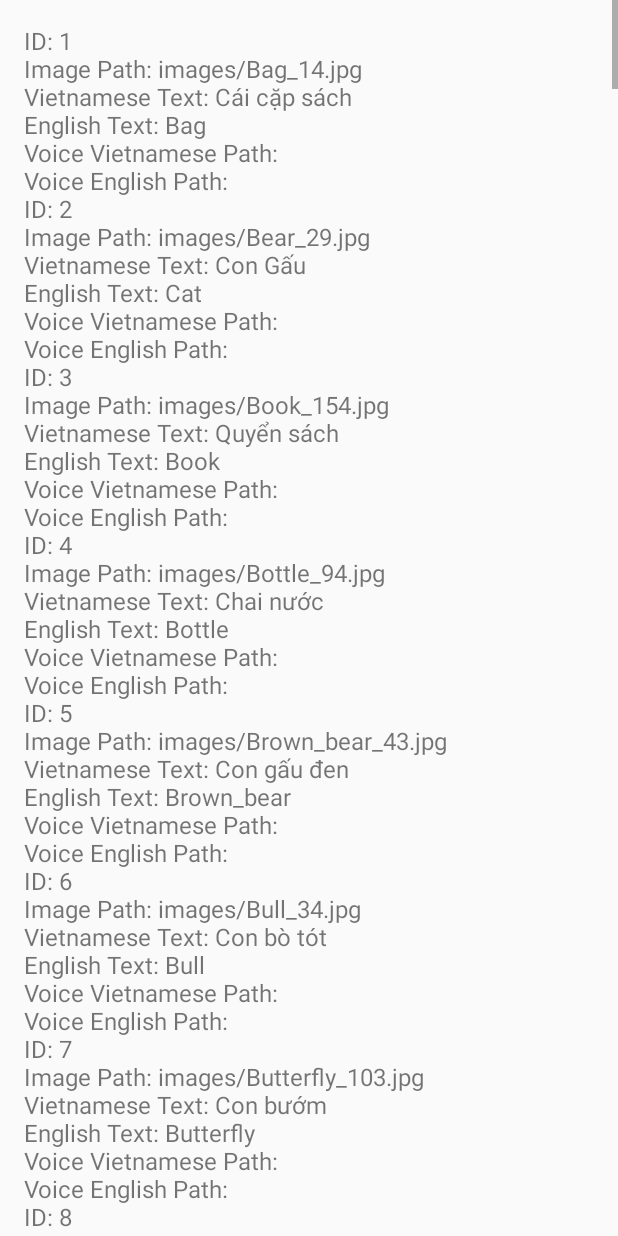
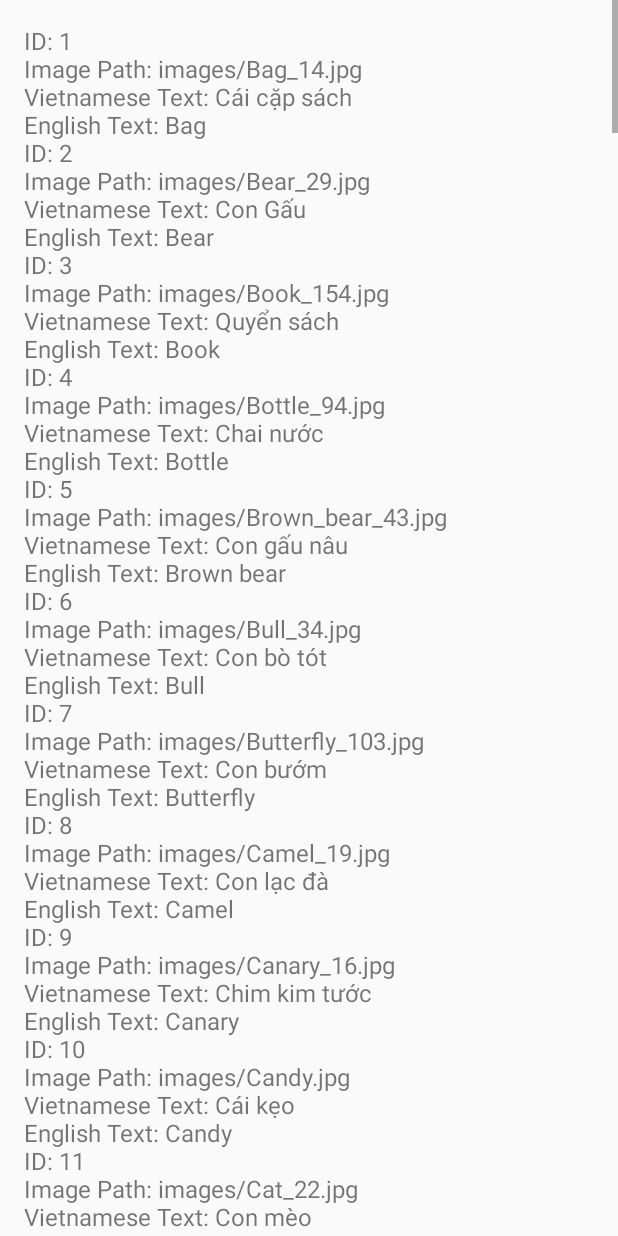
Before and after one commit to Thao1406/StudyAndroidApp, an Android app built with Jetpack Compose: the screen it shows after launch (Checkdb), after a tap on "DATABASE", on a phone screen of 412 x 824 dp. Run offline under Robolectric (Android 15) with nearby library versions, the phone set to English and light mode, and no system bars.

Commit message:
Update Google voice

```diff
--- a/app/src/main/AndroidManifest.xml
+++ b/app/src/main/AndroidManifest.xml
@@ -3,7 +3,7 @@
     xmlns:tools="http://schemas.android.com/tools">
 
     <uses-feature android:name="android.hardware.camera" />
-
+    <uses-permission android:name="android.permission.INTERNET" />
     <uses-permission android:name="android.permission.CAMERA" />
     <uses-permission android:name="android.permission.READ_EXTERNAL_STORAGE" />
 
--- a/app/src/main/java/com/example/myapplication/controller/Checkdb.kt
+++ b/app/src/main/java/com/example/myapplication/controller/Checkdb.kt
@@ -27,8 +27,6 @@ class Checkdb : AppCompatActivity() {
             stringBuilder.append("Image Path: ${image.imagePath}\n")
             stringBuilder.append("Vietnamese Text: ${image.vietnameseText}\n")
             stringBuilder.append("English Text: ${image.englishText}\n")
-            stringBuilder.append("Voice Vietnamese Path: ${image.voiceVietnamesePath}\n")
-            stringBuilder.append("Voice English Path: ${image.voiceEnglishPath}\n")
         }
 
         textView.text = stringBuilder.toString()
--- a/app/src/main/java/com/example/myapplication/model/DatabaseItem.kt
+++ b/app/src/main/java/com/example/myapplication/model/DatabaseItem.kt
@@ -11,40 +11,42 @@ data class ImageRecognition(
     val id: Int,
     val imagePath: String,
     val vietnameseText: String,
-    val englishText: String,
-    val voiceVietnamesePath: String?,
-    val voiceEnglishPath: String?
+    val englishText: String
 )
 
 class DatabaseItem(context: Context) : SQLiteOpenHelper(context, DATABASE_NAME, null, DATABASE_VERSION) {
 
     companion object {
-        private const val DATABASE_VERSION = 1
+        private const val DATABASE_VERSION = 1 // Tăng version để cập nhật bảng
         private const val DATABASE_NAME = "ImageDatabase.db"
         private const val TABLE_IMAGES = "Images"
         private const val COLUMN_ID = "id"
         private const val COLUMN_IMAGE_PATH = "image_path"
         private const val COLUMN_VIETNAMESE_TEXT = "vietnamese"
         private const val COLUMN_ENGLISH_TEXT = "english"
-        private const val COLUMN_VOICE_VIETNAMESE_PATH = "voice_vietnamese"
-        private const val COLUMN_VOICE_ENGLISH_PATH = "voice_english"
         private const val DATA_FILE_NAME = "data.txt" // Tên file trong thư mục assets
     }
 
     private val appContext = context.applicationContext
 
     override fun onCreate(db: SQLiteDatabase) {
-        val createTable = ("CREATE TABLE $TABLE_IMAGES ("
-                + "$COLUMN_ID INTEGER PRIMARY KEY AUTOINCREMENT, "
-                + "$COLUMN_IMAGE_PATH TEXT, "
-                + "$COLUMN_VIETNAMESE_TEXT TEXT, "
-                + "$COLUMN_ENGLISH_TEXT TEXT, "
-                + "$COLUMN_VOICE_VIETNAMESE_PATH TEXT, "
-                + "$COLUMN_VOICE_ENGLISH_PATH TEXT)")
+        val createTable = """
+            CREATE TABLE $TABLE_IMAGES (
+                $COLUMN_ID INTEGER PRIMARY KEY AUTOINCREMENT,
+                $COLUMN_IMAGE_PATH TEXT,
+                $COLUMN_VIETNAMESE_TEXT TEXT,
+                $COLUMN_ENGLISH_TEXT TEXT
+            )
+        """.trimIndent()
         db.execSQL(createTable)
 
         // Đọc dữ liệu từ file txt và chèn vào cơ sở dữ liệu
         loadDataFromTxt(db)
+    }
+
+    override fun onUpgrade(db: SQLiteDatabase, oldVersion: Int, newVersion: Int) {
+        db.execSQL("DROP TABLE IF EXISTS $TABLE_IMAGES")
+        onCreate(db)
     }
 
     private fun loadDataFromTxt(db: SQLiteDatabase) {
@@ -57,12 +59,14 @@ class DatabaseItem(context: Context) : SQLiteOpenHelper(context, DATABASE_NAME,
                 lines.forEach { line ->
                     val parts = line.split(";") // Dữ liệu được phân tách bằng dấu ";"
                     if (parts.size >= 3) { // Đảm bảo đủ dữ liệu
+                        val imagePath = parts[0].trim()
+                        val vietnameseText = parts[1].trim().replace("_", " ") // Xử lý dấu "_"
+                        val englishText = parts[2].trim().replace("_", " ") // Xử lý dấu "_"
+
                         val values = ContentValues().apply {
-                            put(COLUMN_IMAGE_PATH, parts[0].trim())
-                            put(COLUMN_VIETNAMESE_TEXT, parts[1].trim())
-                            put(COLUMN_ENGLISH_TEXT, parts[2].trim())
-                            put(COLUMN_VOICE_VIETNAMESE_PATH, parts.getOrNull(3)?.trim())
-                            put(COLUMN_VOICE_ENGLISH_PATH, parts.getOrNull(4)?.trim())
+                            put(COLUMN_IMAGE_PATH, imagePath)
+                            put(COLUMN_VIETNAMESE_TEXT, vietnameseText)
+                            put(COLUMN_ENGLISH_TEXT, englishText)
                         }
                         db.insert(TABLE_IMAGES, null, values)
                     }
@@ -74,11 +78,6 @@ class DatabaseItem(context: Context) : SQLiteOpenHelper(context, DATABASE_NAME,
         }
     }
 
-    override fun onUpgrade(db: SQLiteDatabase, oldVersion: Int, newVersion: Int) {
-        db.execSQL("DROP TABLE IF EXISTS $TABLE_IMAGES")
-        onCreate(db)
-    }
-
     fun getAllImages(): List<ImageRecognition> {
         val imagesList = mutableListOf<ImageRecognition>()
         val db = this.readableDatabase
@@ -86,27 +85,18 @@ class DatabaseItem(context: Context) : SQLiteOpenHelper(context, DATABASE_NAME,
 
         if (cursor.moveToFirst()) {
             do {
-                val idIndex = cursor.getColumnIndex(COLUMN_ID)
-                val imagePathIndex = cursor.getColumnIndex(COLUMN_IMAGE_PATH)
-                val vietnameseTextIndex = cursor.getColumnIndex(COLUMN_VIETNAMESE_TEXT)
-                val englishTextIndex = cursor.getColumnIndex(COLUMN_ENGLISH_TEXT)
-                val voiceVietnamesePathIndex = cursor.getColumnIndex(COLUMN_VOICE_VIETNAMESE_PATH)
-                val voiceEnglishPathIndex = cursor.getColumnIndex(COLUMN_VOICE_ENGLISH_PATH)
+                val id = cursor.getInt(cursor.getColumnIndexOrThrow(COLUMN_ID))
+                val imagePath = cursor.getString(cursor.getColumnIndexOrThrow(COLUMN_IMAGE_PATH))
+                val vietnameseText = cursor.getString(cursor.getColumnIndexOrThrow(COLUMN_VIETNAMESE_TEXT))
+                val englishText = cursor.getString(cursor.getColumnIndexOrThrow(COLUMN_ENGLISH_TEXT))
 
-                // Kiểm tra nếu tất cả các chỉ số cột đều hợp lệ (≥ 0)
-                if (idIndex >= 0 && imagePathIndex >= 0 && vietnameseTextIndex >= 0 &&
-                    englishTextIndex >= 0 && voiceVietnamesePathIndex >= 0 && voiceEnglishPathIndex >= 0) {
-
-                    val image = ImageRecognition(
-                        id = cursor.getInt(idIndex),
-                        imagePath = cursor.getString(imagePathIndex),
-                        vietnameseText = cursor.getString(vietnameseTextIndex),
-                        englishText = cursor.getString(englishTextIndex),
-                        voiceVietnamesePath = cursor.getString(voiceVietnamesePathIndex),
-                        voiceEnglishPath = cursor.getString(voiceEnglishPathIndex)
-                    )
-                    imagesList.add(image)
-                }
+                val image = ImageRecognition(
+                    id = id,
+                    imagePath = imagePath,
+                    vietnameseText = vietnameseText,
+                    englishText = englishText
+                )
+                imagesList.add(image)
             } while (cursor.moveToNext())
         }
 
@@ -131,7 +121,7 @@ class DatabaseItem(context: Context) : SQLiteOpenHelper(context, DATABASE_NAME,
             TABLE_IMAGES,
             null,
             "$COLUMN_ENGLISH_TEXT = ?",
-            arrayOf(label),
+            arrayOf(label.replace("_", " ")), // Xử lý dấu "_" nếu có
             null,
             null,
             null
@@ -143,9 +133,7 @@ class DatabaseItem(context: Context) : SQLiteOpenHelper(context, DATABASE_NAME,
                 id = cursor.getInt(cursor.getColumnIndexOrThrow(COLUMN_ID)),
                 imagePath = cursor.getString(cursor.getColumnIndexOrThrow(COLUMN_IMAGE_PATH)),
                 vietnameseText = cursor.getString(cursor.getColumnIndexOrThrow(COLUMN_VIETNAMESE_TEXT)),
-                englishText = cursor.getString(cursor.getColumnIndexOrThrow(COLUMN_ENGLISH_TEXT)),
-                voiceVietnamesePath = cursor.getString(cursor.getColumnIndexOrThrow(COLUMN_VOICE_VIETNAMESE_PATH)),
-                voiceEnglishPath = cursor.getString(cursor.getColumnIndexOrThrow(COLUMN_VOICE_ENGLISH_PATH))
+                englishText = cursor.getString(cursor.getColumnIndexOrThrow(COLUMN_ENGLISH_TEXT))
             )
         }
         cursor.close()
--- a/app/src/main/res/layout/activity_camera_detect.xml
+++ b/app/src/main/res/layout/activity_camera_detect.xml
@@ -67,7 +67,7 @@
                         android:textSize="20sp" />
 
                     <ImageButton
-                        android:id="@+id/imageButton3"
+                        android:id="@+id/vie_speaker"
                         android:layout_width="40dp"
                         android:layout_height="40dp"
                         android:layout_margin="5dp"
@@ -95,7 +95,7 @@
                         android:textSize="20sp" />
 
                     <ImageButton
-                        android:id="@+id/imageButton13"
+                        android:id="@+id/eng_speaker"
                         android:layout_width="40dp"
                         android:layout_height="40dp"
                         android:layout_margin="5dp"
--- a/app/src/main/res/layout/activity_item.xml
+++ b/app/src/main/res/layout/activity_item.xml
@@ -76,7 +76,7 @@
                     android:text="Vietnamese" />
 
                 <ImageButton
-                    android:id="@+id/imageButton5"
+                    android:id="@+id/vn_speaker"
                     android:layout_width="60dp"
                     android:layout_height="60dp"
                     android:background="@drawable/outline_button"
@@ -100,7 +100,7 @@
                     android:text="English" />
 
                 <ImageButton
-                    android:id="@+id/imageButton6"
+                    android:id="@+id/eng_speaker"
                     android:layout_width="60dp"
                     android:layout_height="60dp"
                     android:scaleType="fitCenter"
```
Also changed, not shown: app/src/main/assets/data.txt (+102 -102 lines), app/src/main/java/com/example/myapplication/controller/CameraDetectActivity.kt (+40 -8 lines), app/src/main/java/com/example/myapplication/controller/ItemActivity.kt (+71 -23 lines).
